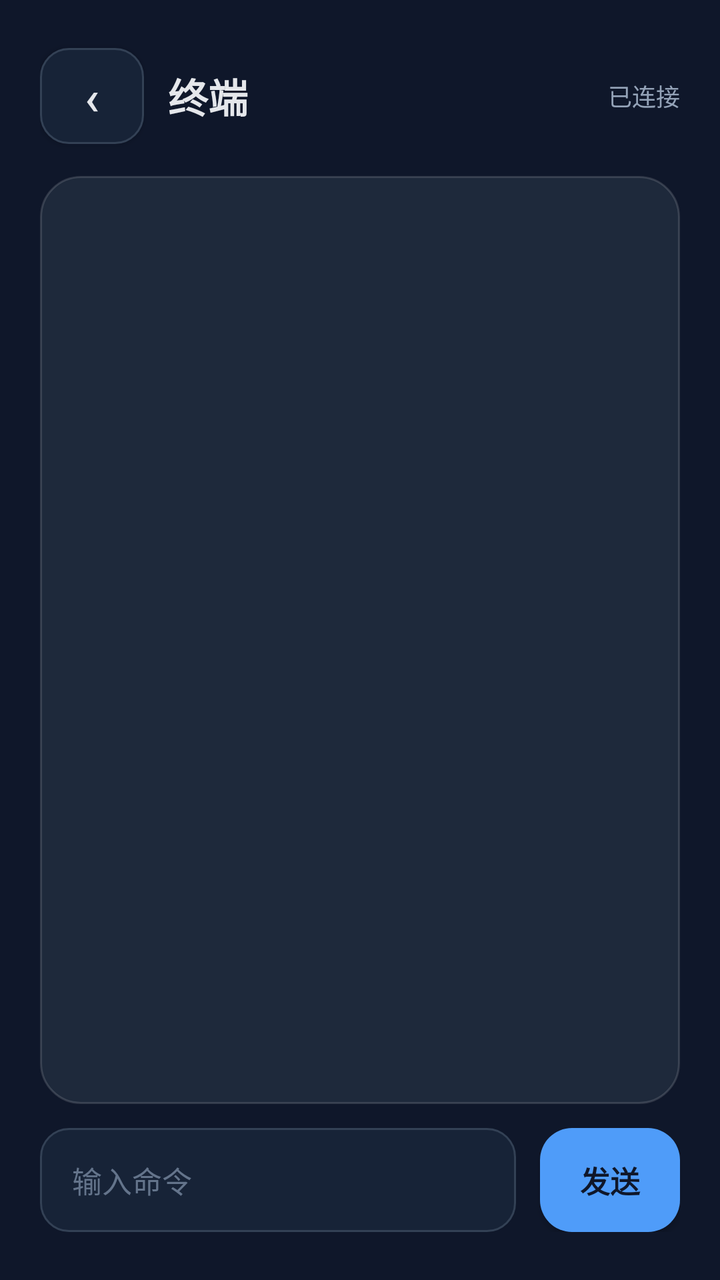
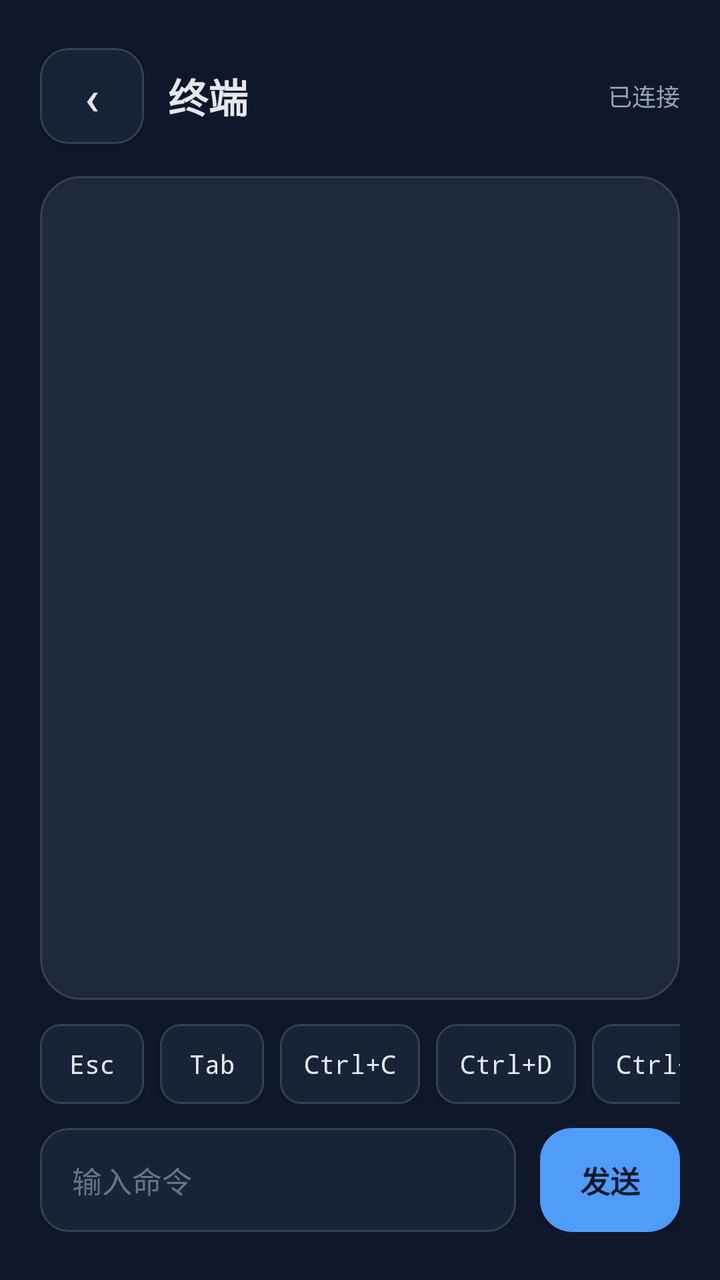

Two renders of the same Android screen: before a commit and after it. Below are the layout's source before the change and the commit's diff.
<!-- AndroidManifest.xml: application theme Theme.CasdonLink -->
<!-- res/layout/activity_terminal.xml -->
<?xml version="1.0" encoding="utf-8"?>
<LinearLayout xmlns:android="http://schemas.android.com/apk/res/android"
    android:id="@+id/terminalRoot"
    style="@style/Widget.CasdonLink.Screen.Column">

    <LinearLayout style="@style/Widget.CasdonLink.Toolbar">

        <Button
            android:id="@+id/backButton"
            style="@style/Widget.CasdonLink.Button.Icon"
            android:text="‹" />

        <TextView
            android:id="@+id/terminalTitle"
            style="@style/Text.CasdonLink.ToolbarTitle"
            android:layout_width="0dp"
            android:layout_marginStart="@dimen/space_md"
            android:layout_weight="1"
            android:text="终端" />

        <TextView
            android:id="@+id/connectionState"
            style="@style/Text.CasdonLink.Caption"
            android:text="已连接" />
    </LinearLayout>

    <ScrollView
        android:id="@+id/terminalScroll"
        android:layout_width="match_parent"
        android:layout_height="0dp"
        android:layout_marginTop="@dimen/space_md"
        android:layout_weight="1"
        android:background="@drawable/bg_card"
        android:fillViewport="true"
        android:padding="@dimen/row_padding">

        <TextView
            android:id="@+id/terminalOutput"
            style="@style/Text.CasdonLink.Mono"
            android:textIsSelectable="true"
            android:text="" />
    </ScrollView>

    <LinearLayout
        android:layout_width="match_parent"
        android:layout_height="wrap_content"
        android:layout_marginTop="@dimen/space_md"
        android:gravity="center_vertical"
        android:orientation="horizontal">

        <EditText
            android:id="@+id/commandInput"
            style="@style/Widget.CasdonLink.EditText"
            android:layout_width="0dp"
            android:layout_weight="1"
            android:fontFamily="monospace"
            android:hint="输入命令"
            android:imeOptions="actionSend|flagNoExtractUi|flagNoPersonalizedLearning"
            android:inputType="textNoSuggestions" />

        <Button
            android:id="@+id/sendCommandButton"
            style="@style/Widget.CasdonLink.Button.Inline"
            android:layout_marginStart="@dimen/space_md"
            android:text="发送" />
    </LinearLayout>

</LinearLayout>
<!-- resources referenced by this layout -->
<resources>
  <dimen name="row_padding">14dp</dimen>
  <dimen name="space_md">12dp</dimen>
  <style name="Theme.CasdonLink" parent="Base.Theme.CasdonLink" />
  <color name="surface">#1E293B</color>
  <color name="card_stroke">#24FFFFFF</color>
  <style name="Text.CasdonLink" parent="" />
  <color name="text_secondary">#94A3B8</color>
  <dimen name="text_caption">12sp</dimen>
  <color name="text_primary">#E5E7EB</color>
  <dimen name="text_label">13sp</dimen>
  <dimen name="text_toolbar_title">20sp</dimen>
  <dimen name="icon_button_width">52dp</dimen>
  <dimen name="icon_button_height">48dp</dimen>
  <dimen name="text_icon">24sp</dimen>
  <dimen name="control_width_inline">70dp</dimen>
  <style name="Widget.CasdonLink" parent="" />
  <dimen name="control_height">52dp</dimen>
  <dimen name="field_padding_horizontal">@dimen/space_lg</dimen>
  <color name="text_hint">#64748B</color>
  <dimen name="text_body_large">15sp</dimen>
  <style name="Widget.CasdonLink.Screen" parent="" />
  <color name="background">#0F172A</color>
  <dimen name="screen_padding_horizontal">@dimen/space_xl</dimen>
  <dimen name="screen_padding_vertical">@dimen/space_xl</dimen>
  <dimen name="screen_padding_bottom">@dimen/space_2xl</dimen>
  <dimen name="toolbar_height">56dp</dimen>
  <dimen name="space_lg">16dp</dimen>
  <color name="input_surface">#172337</color>
  <color name="input_stroke">#334155</color>
  <dimen name="space_xl">20dp</dimen>
  <dimen name="space_2xl">24dp</dimen>
  <color name="primary">#4F9CF9</color>
  <color name="secondary">#5EEAD4</color>
  <style name="ShapeAppearance.CasdonLink.Dialog" parent="ShapeAppearance.Material3.Corner.ExtraLarge">
          <item name="cornerSize">20dp</item>
      </style>
  <dimen name="text_section_title">16sp</dimen>
  <dimen name="text_body">14sp</dimen>
  <!-- unchanged entries left out for length: 18 -->
</resources>

<!-- the commit's change to res/layout/activity_terminal.xml (unified diff, before → after) -->
@@ -41,6 +41,78 @@
             android:text="" />
     </ScrollView>
 
+    
+    <HorizontalScrollView
+        android:id="@+id/controlKeyScroll"
+        style="@style/Widget.CasdonLink.KeyRow.Scroll">
+
+        <LinearLayout style="@style/Widget.CasdonLink.KeyRow">
+
+            <Button
+                android:id="@+id/keyEsc"
+                style="@style/Widget.CasdonLink.Button.Key"
+                android:text="Esc" />
+
+            <Button
+                android:id="@+id/keyTab"
+                style="@style/Widget.CasdonLink.Button.Key"
+                android:text="Tab" />
+
+            <Button
+                android:id="@+id/keyCtrlC"
+                style="@style/Widget.CasdonLink.Button.Key"
+                android:text="Ctrl+C" />
+
+            <Button
+                android:id="@+id/keyCtrlD"
+                style="@style/Widget.CasdonLink.Button.Key"
+                android:text="Ctrl+D" />
+
+            <Button
+                android:id="@+id/keyCtrlZ"
+                style="@style/Widget.CasdonLink.Button.Key"
+                android:text="Ctrl+Z" />
+
+            <Button
+                android:id="@+id/keyCtrlL"
+                style="@style/Widget.CasdonLink.Button.Key"
+                android:text="Ctrl+L" />
+
+            <Button
+                android:id="@+id/keyHistoryPrev"
+                style="@style/Widget.CasdonLink.Button.Key"
+                android:contentDescription="上一条命令"
+                android:text="↑" />
+
+            <Button
+                android:id="@+id/keyHistoryNext"
+                style="@style/Widget.CasdonLink.Button.Key"
+                android:contentDescription="下一条命令"
+                android:text="↓" />
+
+            
+            <Button
+                android:id="@+id/keyPipe"
+                style="@style/Widget.CasdonLink.Button.Key"
+                android:text="|" />
+
+            <Button
+                android:id="@+id/keySlash"
+                style="@style/Widget.CasdonLink.Button.Key"
+                android:text="/" />
+
+            <Button
+                android:id="@+id/keyDash"
+                style="@style/Widget.CasdonLink.Button.Key"
+                android:text="-" />
+
+            <Button
+                android:id="@+id/keyTilde"
+                style="@style/Widget.CasdonLink.Button.Key"
+                android:text="~" />
+        </LinearLayout>
+    </HorizontalScrollView>
+
     <LinearLayout
         android:layout_width="match_parent"
         android:layout_height="wrap_content"
@@ -48,6 +120,7 @@
         android:gravity="center_vertical"
         android:orientation="horizontal">
 
+        
         <EditText
             android:id="@+id/commandInput"
             style="@style/Widget.CasdonLink.EditText"
<!-- resource entries referenced after the edit -->
@@ -2,6 +2,32 @@
 <resources>
   <dimen name="row_padding">14dp</dimen>
   <dimen name="space_md">12dp</dimen>
+  <style name="Widget.CasdonLink.Button.Key" parent="Widget.CasdonLink.Button.Secondary">
+          <item name="android:layout_width">wrap_content</item>
+          <item name="android:layout_height">@dimen/control_height_key</item>
+          <item name="android:layout_marginEnd">@dimen/space_sm</item>
+          <item name="android:background">@drawable/bg_key</item>
+          <item name="android:focusable">false</item>
+          <item name="android:fontFamily">monospace</item>
+          <item name="android:minWidth">@dimen/control_width_key</item>
+          <item name="android:minHeight">0dp</item>
+          <item name="android:paddingStart">@dimen/space_md</item>
+          <item name="android:paddingEnd">@dimen/space_md</item>
+          <item name="android:paddingTop">0dp</item>
+          <item name="android:paddingBottom">0dp</item>
+          <item name="android:textSize">@dimen/text_label</item>
+      </style>
+  <style name="Widget.CasdonLink.KeyRow" parent="Widget.CasdonLink">
+          <item name="android:layout_width">wrap_content</item>
+          <item name="android:layout_height">wrap_content</item>
+          <item name="android:orientation">horizontal</item>
+      </style>
+  <style name="Widget.CasdonLink.KeyRow.Scroll" parent="Widget.CasdonLink">
+          <item name="android:layout_width">match_parent</item>
+          <item name="android:layout_height">wrap_content</item>
+          <item name="android:layout_marginTop">@dimen/space_md</item>
+          <item name="android:scrollbars">none</item>
+      </style>
   <style name="Theme.CasdonLink" parent="Base.Theme.CasdonLink" />
   <color name="surface">#1E293B</color>
   <color name="card_stroke">#24FFFFFF</color>
@@ -15,6 +41,21 @@
   <dimen name="icon_button_height">48dp</dimen>
   <dimen name="text_icon">24sp</dimen>
   <dimen name="control_width_inline">70dp</dimen>
+  <style name="Widget.CasdonLink.Button.Secondary" parent="Widget.CasdonLink.Button">
+          <item name="android:background">@drawable/bg_input</item>
+          <item name="android:textColor">@color/text_primary</item>
+      </style>
+  <dimen name="control_height_key">40dp</dimen>
+  <dimen name="space_sm">8dp</dimen>
+  <!-- drawable bg_key (drawable) -->
+  <?xml version="1.0" encoding="utf-8"?>
+  <shape xmlns:android="http://schemas.android.com/apk/res/android">
+      
+      <solid android:color="@color/input_surface" />
+      <stroke android:width="1dp" android:color="@color/input_stroke" />
+      <corners android:radius="10dp" />
+  </shape>
+  <dimen name="control_width_key">52dp</dimen>
   <style name="Widget.CasdonLink" parent="" />
   <dimen name="control_height">52dp</dimen>
   <dimen name="field_padding_horizontal">@dimen/space_lg</dimen>
